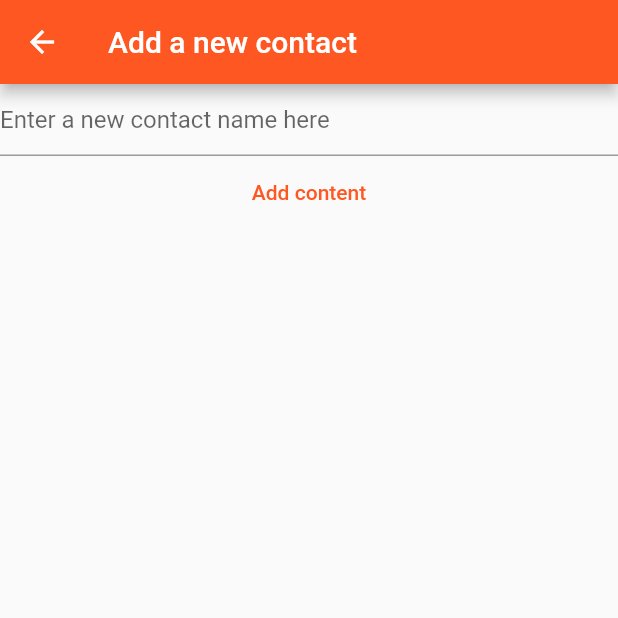
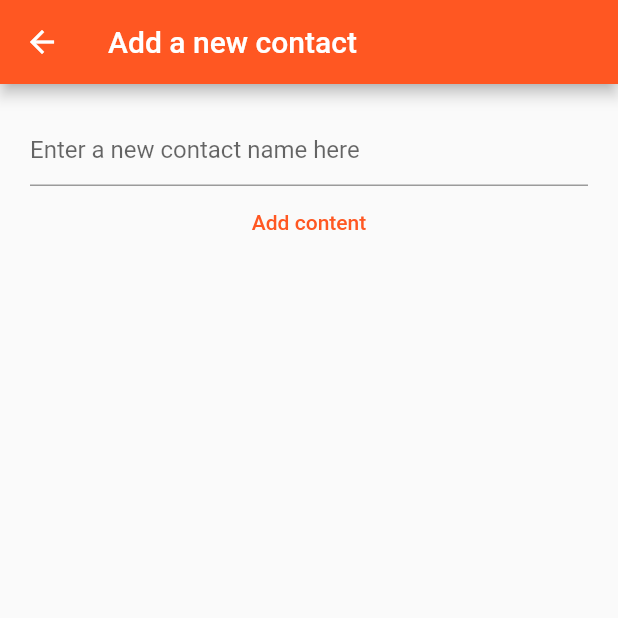
Before and after one commit to analubarreto/flutter_contact_book, a Flutter app: the NewContactView screen opened by its route, on a phone screen of 412 x 824 dp, the top half of it. Run offline on Flutter 3.47's test engine with Material 2 defaults, Android fonts, the phone set to English and light mode, and no system bars.

Commit message:
added navigation to contact creation

```diff
--- a/lib/main.dart
+++ b/lib/main.dart
@@ -48,7 +48,9 @@ class _MyHomePageState extends State<HomePage> {
         },
       ),
       floatingActionButton: FloatingActionButton(
-        onPressed: () {},
+        onPressed: () async {
+          await Navigator.of(context).pushNamed('/new-contact');
+        },
         child: const Icon(Icons.add),
       ),
     );
--- a/lib/widgets/new_contact_view.dart
+++ b/lib/widgets/new_contact_view.dart
@@ -30,7 +30,9 @@ class _NewContactViewState extends State<NewContactView> {
       appBar: AppBar(
         title: const Text('Add a new contact'),
       ),
-      body: Column(
+      body: Padding(
+        padding: const EdgeInsets.all(20.0),
+        child: Column(
           children: [
             TextField(
               controller: _controller,
@@ -47,6 +49,7 @@ class _NewContactViewState extends State<NewContactView> {
             ),
           ],
         ),
+      ),
     );
   }
 }
```
Lines whose indentation alone changed are shown as unchanged.
